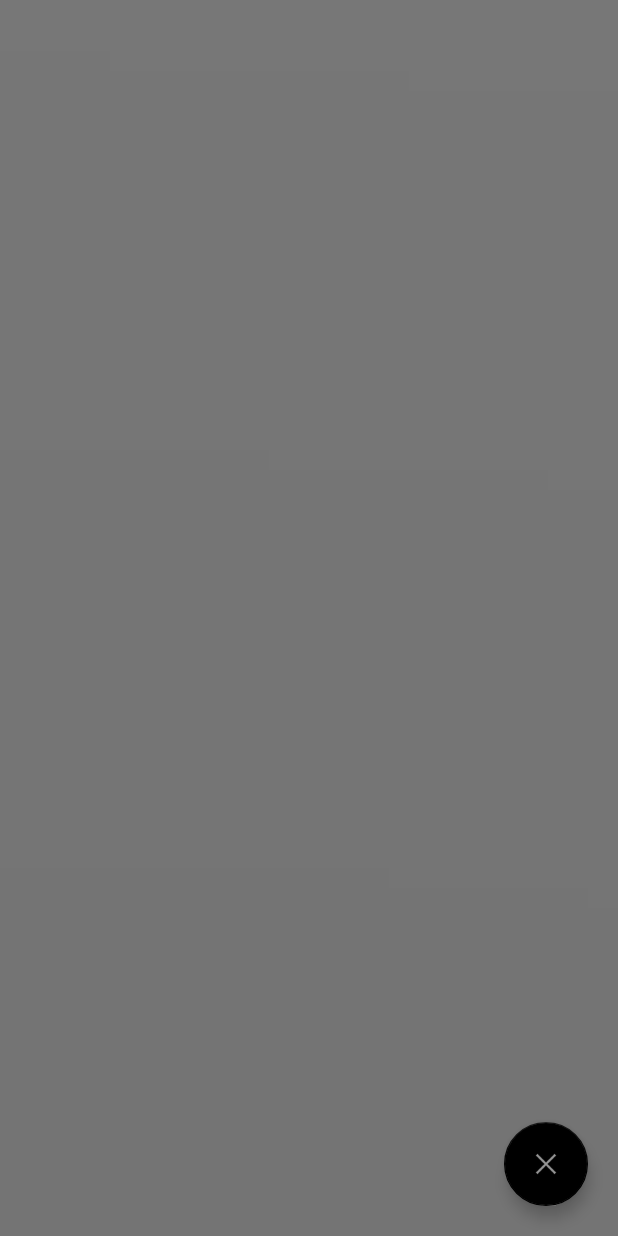
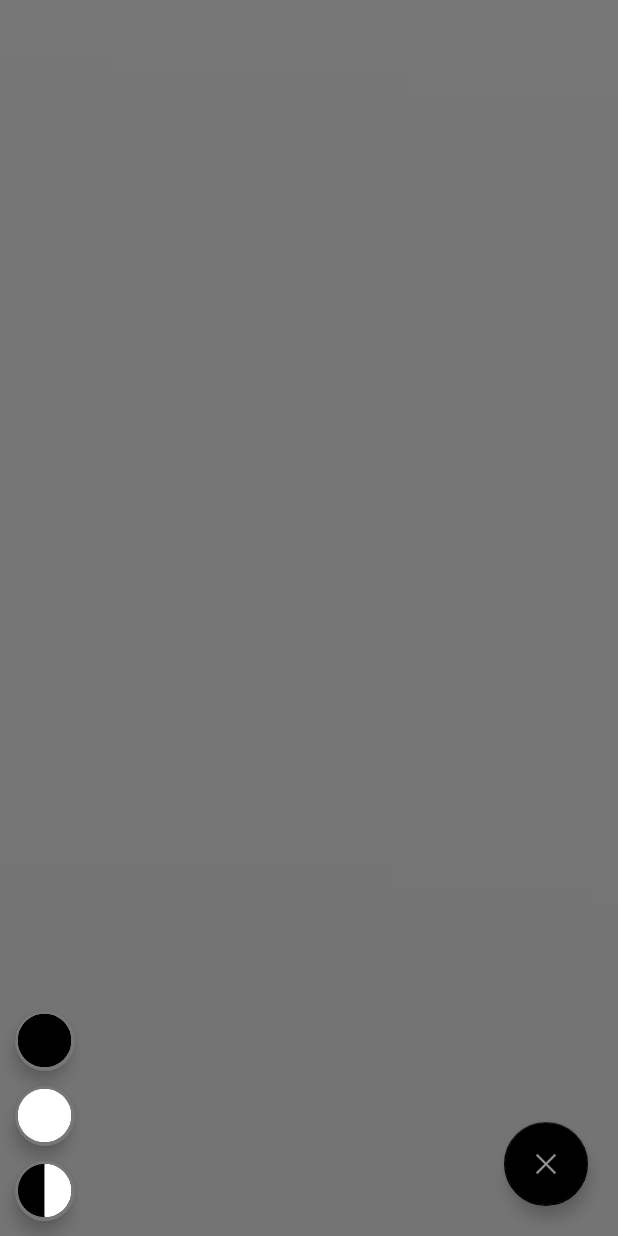
Before and after one commit to vetrov129/TouchDrawerNeuralNetwork, an Android app: the screen it shows after launch (MainActivity), on a phone screen of 412 x 824 dp. Run offline under Robolectric (Android 15) with nearby library versions, the phone set to English and light mode, and no system bars.

Commit message:
colors selector added

```diff
--- a/app/src/main/java/hi/dude/touchdrawer/MainActivity.kt
+++ b/app/src/main/java/hi/dude/touchdrawer/MainActivity.kt
@@ -1,5 +1,6 @@
 package hi.dude.touchdrawer
 
+import android.content.res.ColorStateList
 import androidx.appcompat.app.AppCompatActivity
 import android.os.Bundle
 import android.util.Log
@@ -12,15 +13,25 @@ class MainActivity : AppCompatActivity() {
 
     private val TAG = "MainActivity"
 
+    enum class Modes {
+        WHITE,
+        BLACK,
+        WHITE_BLACK
+    }
+
     lateinit var view: View
     private lateinit var reset: FloatingActionButton
+    private lateinit var whiteBlackBtn: FloatingActionButton
+    private lateinit var whiteBtn: FloatingActionButton
+    private lateinit var blackBtn: FloatingActionButton
     val points = ArrayList<Point>()
 
     private lateinit var updater: Updater
     private lateinit var threadUpdater: Thread
 
     private var ignore = false
-    private var isBlack = true
+    private var nextIsBlack = true
+    private var mode = Modes.WHITE_BLACK
 
     override fun onCreate(savedInstanceState: Bundle?) {
         super.onCreate(savedInstanceState)
@@ -34,7 +45,14 @@ class MainActivity : AppCompatActivity() {
         view.setOnTouchListener { _, event -> onTouch(event) }
 
         reset = findViewById(R.id.reset_button)
+        whiteBlackBtn = findViewById(R.id.wb_button)
+        whiteBtn = findViewById(R.id.w_button)
+        blackBtn = findViewById(R.id.b_button)
+
         reset.setOnClickListener { resetClicked() }
+        whiteBlackBtn.setOnClickListener { whiteBlackClicked() }
+        blackBtn.setOnClickListener { blackClicked() }
+        whiteBtn.setOnClickListener { whiteClicked() }
 
         updater = Updater(this)
         threadUpdater = Thread(updater)
@@ -49,12 +67,19 @@ class MainActivity : AppCompatActivity() {
             MotionEvent.ACTION_MOVE -> ignore = true
             MotionEvent.ACTION_UP -> {
                 if (!ignore) {
-                    points.add(Point(event.x, event.y, isBlack))
-                    isBlack = !isBlack
-                    if (isBlack)
-                        window.statusBarColor = ContextCompat.getColor(this, R.color.colorBlack)
-                    else
-                        window.statusBarColor = ContextCompat.getColor(this, R.color.colorWhite)
+                    points.add(Point(event.x, event.y, nextIsBlack))
+                    when (mode) {
+                        Modes.WHITE_BLACK -> {
+                            nextIsBlack = !nextIsBlack
+                            if (nextIsBlack)
+                                window.statusBarColor = ContextCompat.getColor(this, R.color.colorBlack)
+                            else
+                                window.statusBarColor = ContextCompat.getColor(this, R.color.colorWhite)
+                        }
+                        Modes.BLACK -> {}
+                        Modes.WHITE -> {}
+                    }
+
                 }
             }
         }
@@ -69,4 +94,25 @@ class MainActivity : AppCompatActivity() {
         threadUpdater = Thread(updater)
         threadUpdater.start()
     }
+
+    private fun blackClicked() {
+        mode = Modes.BLACK
+        window.statusBarColor = ContextCompat.getColor(this, R.color.colorBlack)
+        nextIsBlack = true
+
+    }
+
+    private fun whiteClicked() {
+        mode = Modes.WHITE
+        window.statusBarColor = ContextCompat.getColor(this, R.color.colorWhite)
+        nextIsBlack = false
+    }
+
+    private fun whiteBlackClicked() {
+        mode = Modes.WHITE_BLACK
+        if (nextIsBlack)
+            window.statusBarColor = ContextCompat.getColor(this, R.color.colorBlack)
+        else
+            window.statusBarColor = ContextCompat.getColor(this, R.color.colorWhite)
+    }
 }
--- a/app/src/main/res/layout/activity_main.xml
+++ b/app/src/main/res/layout/activity_main.xml
@@ -25,4 +25,54 @@
             android:layout_marginEnd="20dp"
             android:layout_marginBottom="20dp"/>
 
+    <com.google.android.material.floatingactionbutton.FloatingActionButton
+            android:id="@+id/wb_button"
+            android:layout_width="wrap_content"
+            android:layout_height="wrap_content"
+            android:clickable="true"
+            app:srcCompat="@drawable/wb"
+            android:layout_alignParentBottom="true"
+            android:layout_alignParentStart="true"
+            android:layout_marginStart="10dp"
+            android:layout_marginEnd="20dp"
+            android:layout_marginBottom="10dp"
+            app:borderWidth="0dp"
+            app:maxImageSize="35dp"
+            android:backgroundTint="@color/colorNotSelected"
+            app:fabSize="mini"/>
+
+    <com.google.android.material.floatingactionbutton.FloatingActionButton
+            android:id="@+id/w_button"
+            android:layout_width="wrap_content"
+            android:layout_height="wrap_content"
+            android:clickable="true"
+            app:srcCompat="@drawable/w"
+            android:layout_above="@id/wb_button"
+            android:layout_alignParentStart="true"
+            android:layout_marginStart="10dp"
+            android:layout_marginEnd="20dp"
+            android:layout_marginBottom="10dp"
+            app:borderWidth="0dp"
+            app:maxImageSize="35dp"
+            android:backgroundTint="@color/colorNotSelected"
+            app:fabSize="mini"/>
+
+
+    <com.google.android.material.floatingactionbutton.FloatingActionButton
+            android:id="@+id/b_button"
+            android:layout_width="wrap_content"
+            android:layout_height="wrap_content"
+            android:clickable="true"
+            app:srcCompat="@drawable/b"
+            android:layout_above="@id/w_button"
+            android:layout_alignParentStart="true"
+            android:layout_marginTop="20dp"
+            android:layout_marginStart="10dp"
+            android:layout_marginEnd="20dp"
+            android:layout_marginBottom="10dp"
+            app:borderWidth="0dp"
+            app:maxImageSize="35dp"
+            android:backgroundTint="@color/colorNotSelected"
+            app:fabSize="mini"/>
+
 </RelativeLayout>
--- a/app/src/main/res/values/colors.xml
+++ b/app/src/main/res/values/colors.xml
@@ -5,4 +5,7 @@
     <color name="colorAccent">#000000</color>
     <color name="colorBlack">#000000</color>
     <color name="colorWhite">#ffffff</color>
+    <color name="colorTransparent">#00000000</color>
+    <color name="colorNotSelected">#777777</color>
+    <color name="colorSelected">#EDEA9D</color>
 </resources>
```
Also changed, not shown: app/src/main/res/drawable-v24/b.png (added), app/src/main/res/drawable-v24/w.png (added), app/src/main/res/drawable-v24/wb.png (added).
